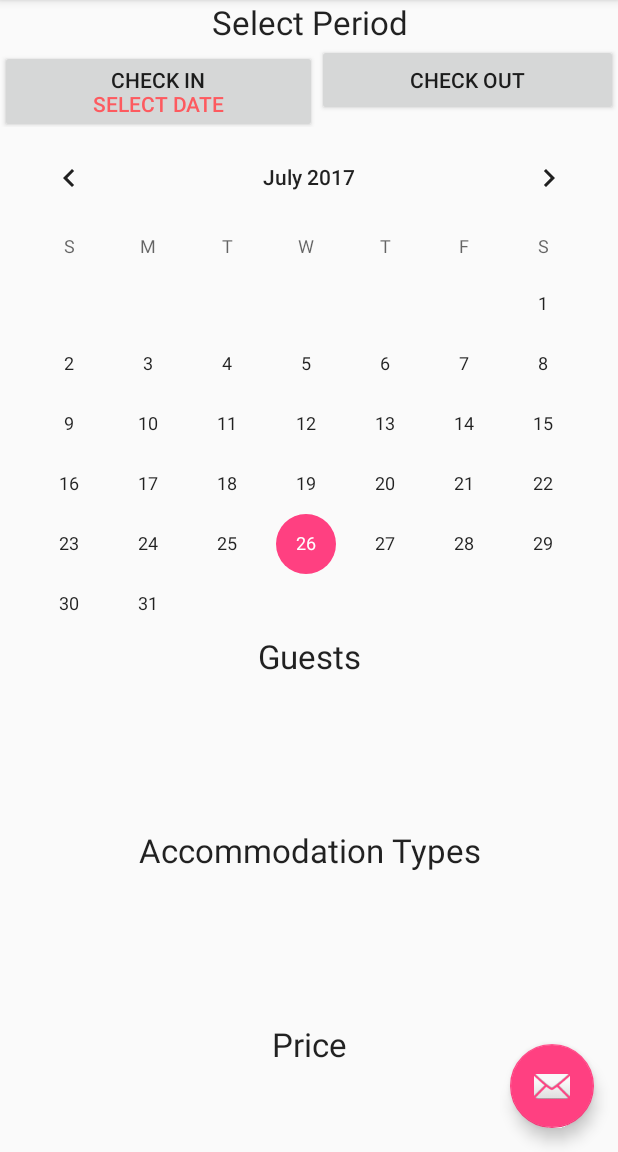
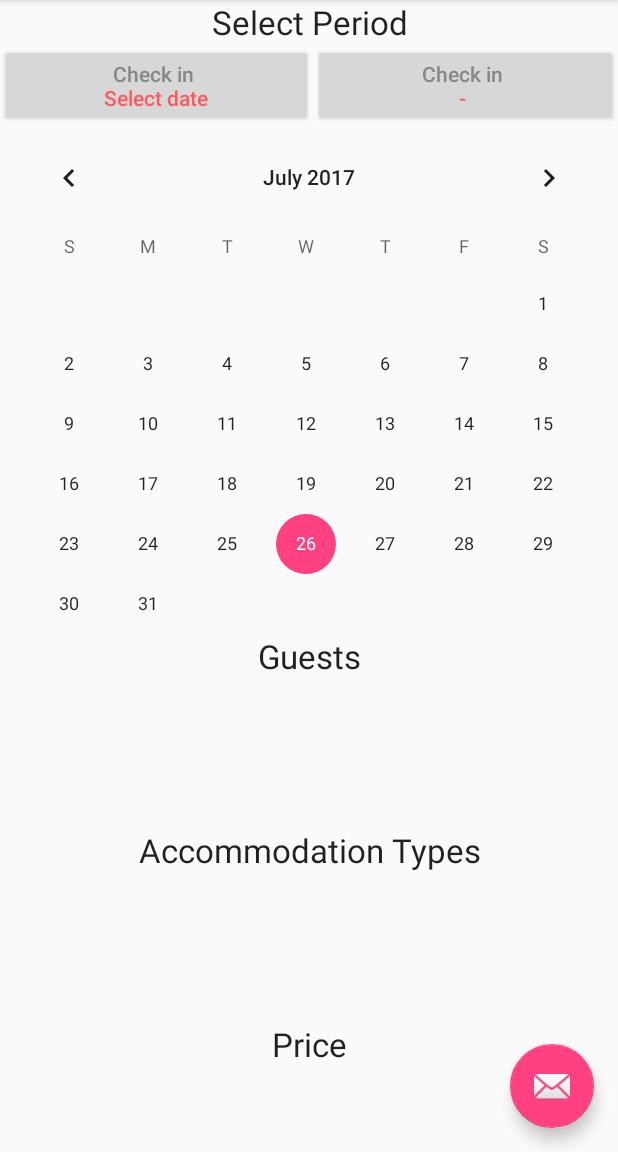
Before and after one commit to javafa/3rd_AirBnbSearch, an Android app: the screen it shows after launch (MainActivity), on a phone screen of 412 x 824 dp, the part 84-1236 px from its top. Run offline under Robolectric (Android 15) with nearby library versions, the phone set to English and light mode, and no system bars.

Commit message:
add variaty font colors to widgets

```diff
--- a/app/src/main/java/com/veryworks/android/airbnbsearch/MainActivity.java
+++ b/app/src/main/java/com/veryworks/android/airbnbsearch/MainActivity.java
@@ -24,14 +24,22 @@ public class MainActivity extends AppCompatActivity {
         setSupportActionBar(toolbar);
 
         btnCheckin = (Button) findViewById(R.id.btnCheckin);
-        String btnCheckinText = getString(R.string.hint_start_date)
-                +"<br> <font color=\"#fd5a5f\">"+ getString(R.string.hint_select_date)+"</font>";
+        String inText = "<font color='#888888'>"+getString(R.string.hint_start_date)
+                +"</font> <br> <font color=\"#fd5a5f\">"+ getString(R.string.hint_select_date)+"</font>";
         if(Build.VERSION.SDK_INT < Build.VERSION_CODES.N){
-            btnCheckin.setText(Html.fromHtml(btnCheckinText), TextView.BufferType.SPANNABLE);
+            btnCheckin.setText(Html.fromHtml(inText), TextView.BufferType.SPANNABLE);
         }else {
-            btnCheckin.setText(Html.fromHtml(btnCheckinText, Html.FROM_HTML_MODE_COMPACT), TextView.BufferType.SPANNABLE);
+            btnCheckin.setText(Html.fromHtml(inText, Html.FROM_HTML_MODE_COMPACT), TextView.BufferType.SPANNABLE);
         }
+
         btnCheckout = (Button) findViewById(R.id.btnCheckout);
+        String outText = "<font color='#888888'>"+getString(R.string.hint_start_date)
+                +"</font> <br> <font color=\"#fd5a5f\"> - </font>";
+        if(Build.VERSION.SDK_INT < Build.VERSION_CODES.N){
+            btnCheckout.setText(Html.fromHtml(outText), TextView.BufferType.SPANNABLE);
+        }else {
+            btnCheckout.setText(Html.fromHtml(outText, Html.FROM_HTML_MODE_COMPACT), TextView.BufferType.SPANNABLE);
+        }
 
         fab = (FloatingActionButton) findViewById(R.id.fab);
         fab.setOnClickListener(new View.OnClickListener() {
--- a/app/src/main/res/layout/content_main.xml
+++ b/app/src/main/res/layout/content_main.xml
@@ -37,7 +37,8 @@
                     android:layout_height="wrap_content"
                     android:layout_weight="1"
                     android:gravity="center"
-                    android:text="@string/hint_start_date" />
+                    android:text="button"
+                    android:textAllCaps="false"/>
 
                 <Button
                     android:id="@+id/btnCheckout"
@@ -45,7 +46,8 @@
                     android:layout_height="wrap_content"
                     android:layout_weight="1"
                     android:gravity="center"
-                    android:text="@string/hint_end_date" />
+                    android:text="button"
+                    android:textAllCaps="false"/>
             </LinearLayout>
             <CalendarView
                 android:id="@+id/calendarView"
```
